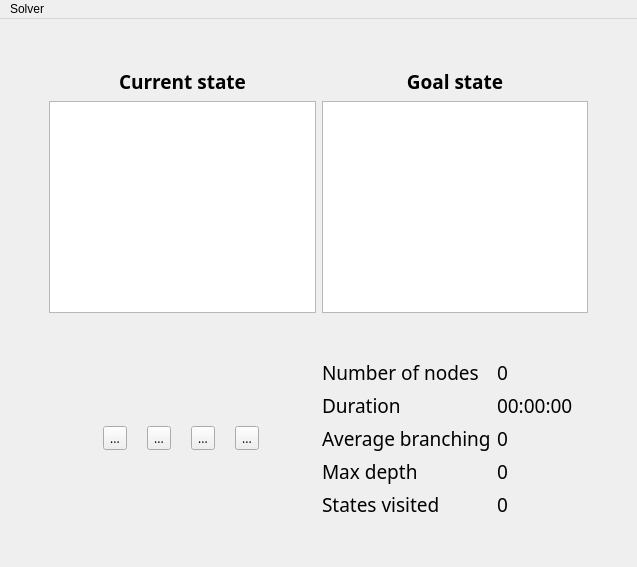
Old version of the form src/gui/template/main_window.ui in the repository adejong93/epitech-ai-solver-2021.
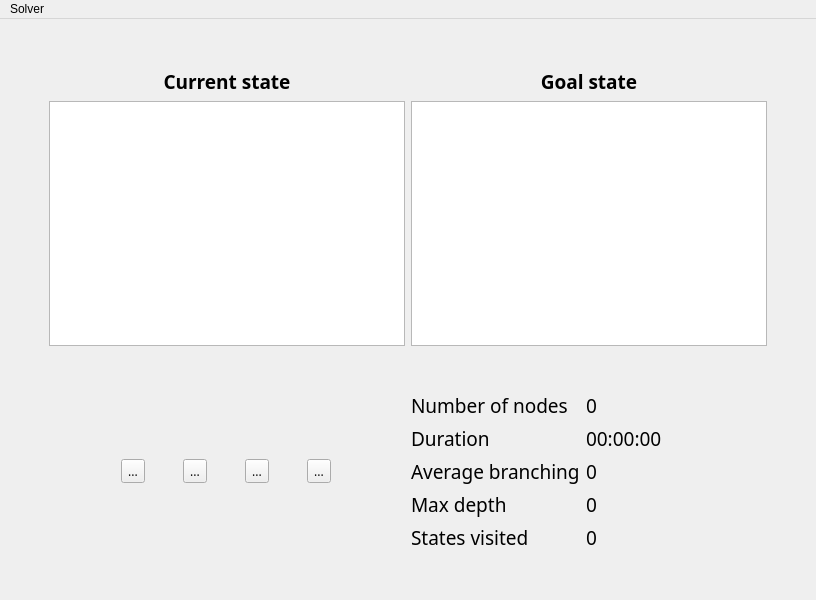
New version of the form. Icons and pictures are not drawn.

Commit message: change the design a bit

The edit to the form file:
```diff
--- a/src/gui/template/main_window.ui
+++ b/src/gui/template/main_window.ui
@@ -6,8 +6,8 @@
    <rect>
     <x>0</x>
     <y>0</y>
-    <width>637</width>
-    <height>567</height>
+    <width>816</width>
+    <height>600</height>
    </rect>
   </property>
   <property name="windowTitle">
@@ -476,7 +476,7 @@
     <rect>
      <x>0</x>
      <y>0</y>
-     <width>637</width>
+     <width>816</width>
      <height>24</height>
     </rect>
    </property>
```
The commit also changes 6 other files.
